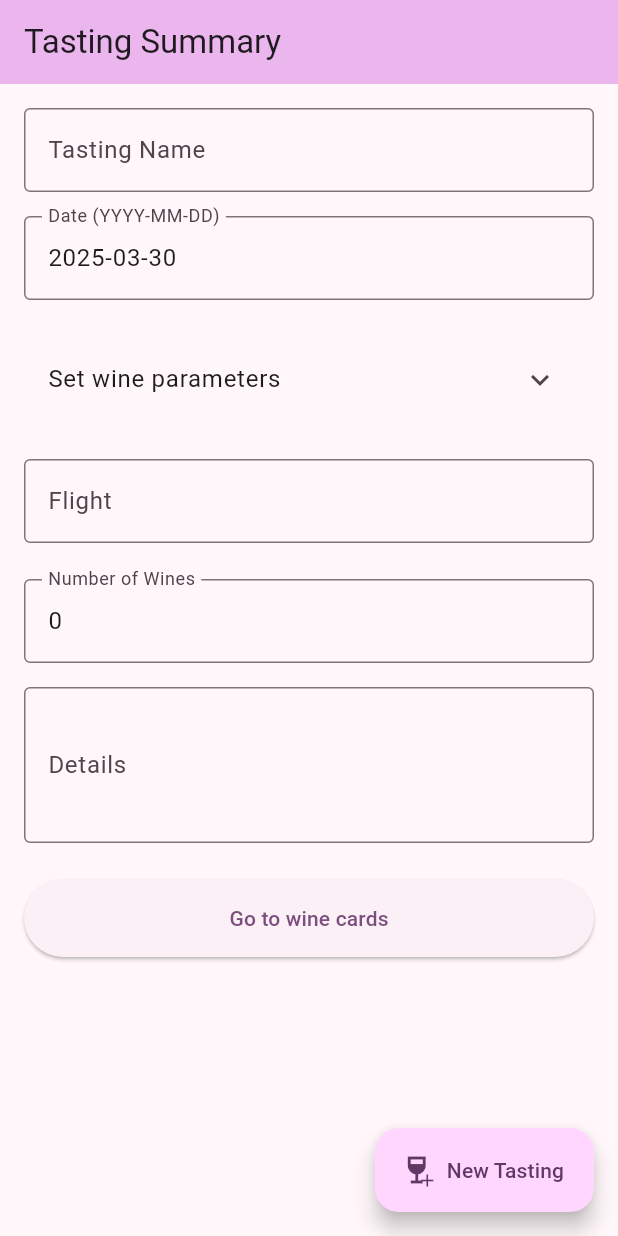
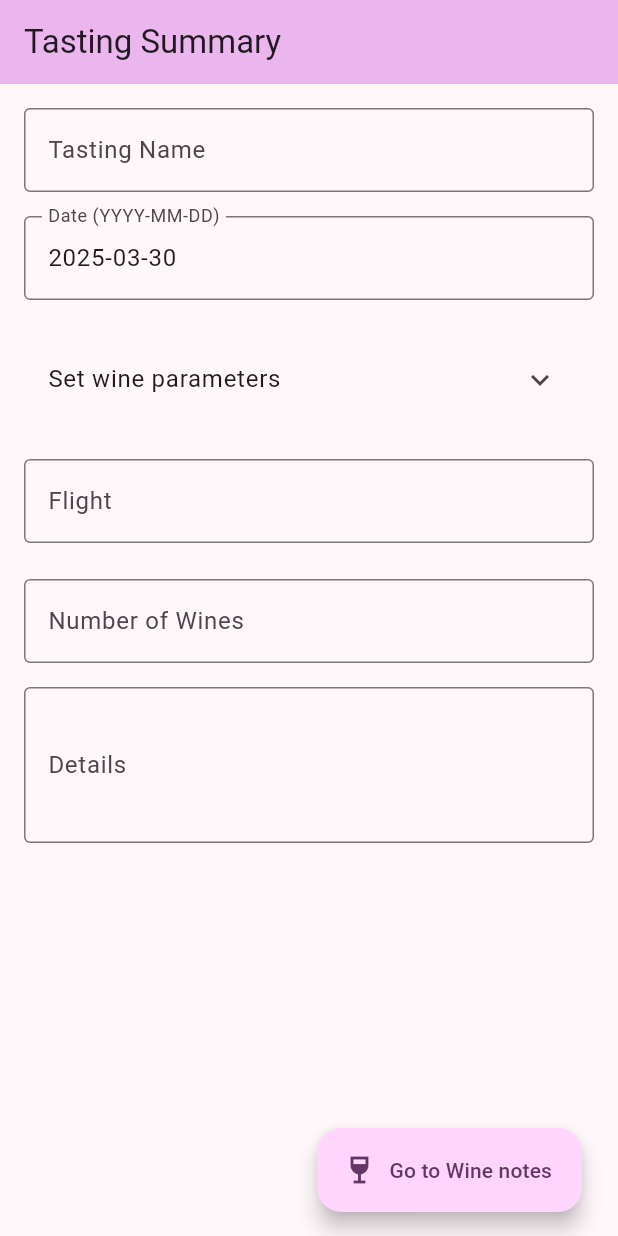
Before and after one commit to johan-axel/blindtaster, a Flutter app: the screen it shows after launch, on a phone screen of 412 x 824 dp. Run offline on Flutter 3.47's test engine with Material 3 defaults, Android fonts, the phone set to English and light mode, and no system bars; our stand-ins replace hive, hive_flutter; accounts and stored records are empty; generated files the repository leaves out were written again.

Commit message:
change to floating buttons only

```diff
--- a/lib/screens/tasting_summary.dart
+++ b/lib/screens/tasting_summary.dart
@@ -56,7 +56,7 @@ class _TastingSummaryState extends State<TastingSummary> {
       text: widget.initialTasting?.flight ?? '',
     );
     _numberOfWinesController = TextEditingController(
-      text: widget.initialTasting?.numberOfWines.toString() ?? '0',
+      text: widget.initialTasting?.numberOfWines.toString() ?? '',
     );
     _wineTypeController = TextEditingController(
       text: widget.initialTasting?.wineType ?? '',
@@ -114,7 +114,84 @@ class _TastingSummaryState extends State<TastingSummary> {
   @override
   Widget build(BuildContext context) {
     return Scaffold(
-      floatingActionButton: FloatingActionButton.extended(
+      floatingActionButton: Row(
+        mainAxisAlignment: MainAxisAlignment.end,
+        children: [
+          Padding(
+            padding: const EdgeInsets.only(right: 8.0),
+            child: FloatingActionButton.extended(
+              heroTag: 'goToWines',
+              onPressed: () async {
+                if (_formKey.currentState!.validate()) {
+                  try {
+                    int numberOfWines = int.tryParse(_numberOfWinesController.text) ?? 0;
+
+                    // Create a list of numbered wines with default parameters
+                    final wines = List<Wine>.generate(
+                      numberOfWines,
+                      (index) => Wine(
+                        wineNumber: index + 1,
+                        wineType: _wineTypeController.text.isEmpty ? null : _wineTypeController.text,
+                        grapes: _grapesController.text.isEmpty ? null : _grapesController.text,
+                        country: _countryController.text.isEmpty ? null : _countryController.text,
+                        region: _regionController.text.isEmpty ? null : _regionController.text,
+                        producer: _producerController.text.isEmpty ? null : _producerController.text,
+                        year: _yearController.text.isEmpty ? null : _yearController.text,
+                      ),
+                    );
+
+                    final tasting = Tasting(
+                      name: _nameController.text,
+                      id: _selectedTasting?.id ?? _savedTastings.length + 1,
+                      date: _dateController.text,
+                      details: _detailsController.text,
+                      flight: _flightController.text,
+                      numberOfWines: numberOfWines,
+                      wineType: _wineTypeController.text.isEmpty ? null : _wineTypeController.text,
+                      grapes: _grapesController.text.isEmpty ? null : _grapesController.text,
+                      country: _countryController.text.isEmpty ? null : _countryController.text,
+                      region: _regionController.text.isEmpty ? null : _regionController.text,
+                      producer: _producerController.text.isEmpty ? null : _producerController.text,
+                      year: _yearController.text.isEmpty ? null : _yearController.text,
+                      wines: _selectedTasting?.wines ?? wines, // Use existing wines or create new ones
+                      isRevealed: _selectedTasting?.isRevealed ?? false,
+                    );
+
+                    // Ensure we have the correct number of wines
+                    if (tasting.wines.length < numberOfWines) {
+                      // Add more wines if needed
+                      final additionalWines = List<Wine>.generate(
+                        numberOfWines - tasting.wines.length,
+                        (index) => Wine(wineNumber: tasting.wines.length + index + 1),
+                      );
+                      tasting.wines.addAll(additionalWines);
+                    }
+
+                    // Save the tasting
+                    await StorageService.saveTasting(tasting);
+                    print('Tasting saved: ${tasting.id} with ${tasting.wines.length} wines and is Revealed: ${tasting.isRevealed}');
+
+                    if (mounted) {
+                      Navigator.of(context).pushReplacement(
+                                  MaterialPageRoute(
+                                    builder: (context) => WineDeckPage(tasting: tasting, currentCard: 0),
+                                  ),
+                                );
+                    }
+                  } catch (e) {
+                    ScaffoldMessenger.of(context).showSnackBar(
+                      SnackBar(content: Text('Failed to save: $e')),
+                    );
+                  }
+                }
+              },
+              label: const Text('Go to Wine notes'),
+              icon: const Icon(Icons.wine_bar),
+            ),
+          ),
+          if (_selectedTasting != null) ...[
+            FloatingActionButton.extended(
+              heroTag: 'newTasting',
               onPressed: _clearForm,
               label: const Text('New Tasting'),
               icon: const Stack(
@@ -127,7 +204,10 @@ class _TastingSummaryState extends State<TastingSummary> {
                   ),
                 ],
               ),
-        tooltip: 'Create New Tasting',
+              tooltip: 'New Tasting',
+            ),
+          ]
+        ],
       ),
       appBar: AppBar(
         title: const Text('Tasting Summary'),
@@ -286,77 +366,6 @@ class _TastingSummaryState extends State<TastingSummary> {
                         ),
                         maxLines: 3,
                       ),
-                      const SizedBox(height: 24),
-                      ElevatedButton(
-                          onPressed: () async {
-                            if (_formKey.currentState!.validate()) {
-                              try {
-                                int numberOfWines = int.tryParse(_numberOfWinesController.text) ?? 0;
-
-                                // Create a list of numbered wines with default parameters
-                                final wines = List<Wine>.generate(
-                                  numberOfWines,
-                                  (index) => Wine(
-                                    wineNumber: index + 1,
-                                    wineType: _wineTypeController.text.isEmpty ? null : _wineTypeController.text,
-                                    grapes: _grapesController.text.isEmpty ? null : _grapesController.text,
-                                    country: _countryController.text.isEmpty ? null : _countryController.text,
-                                    region: _regionController.text.isEmpty ? null : _regionController.text,
-                                    producer: _producerController.text.isEmpty ? null : _producerController.text,
-                                    year: _yearController.text.isEmpty ? null : _yearController.text,
-                                  ),
-                                );
-
-                                final tasting = Tasting(
-                                  name: _nameController.text,
-                                  id: _selectedTasting?.id ?? _savedTastings.length + 1,
-                                  date: _dateController.text,
-                                  details: _detailsController.text,
-                                  flight: _flightController.text,
-                                  numberOfWines: numberOfWines,
-                                  wineType: _wineTypeController.text.isEmpty ? null : _wineTypeController.text,
-                                  grapes: _grapesController.text.isEmpty ? null : _grapesController.text,
-                                  country: _countryController.text.isEmpty ? null : _countryController.text,
-                                  region: _regionController.text.isEmpty ? null : _regionController.text,
-                                  producer: _producerController.text.isEmpty ? null : _producerController.text,
-                                  year: _yearController.text.isEmpty ? null : _yearController.text,
-                                  wines: _selectedTasting?.wines ?? wines, // Use existing wines or create new ones
-                                  isRevealed: _selectedTasting?.isRevealed ?? false,
-                                );
-
-                                // Ensure we have the correct number of wines
-                                if (tasting.wines.length < numberOfWines) {
-                                  // Add more wines if needed
-                                  final additionalWines = List<Wine>.generate(
-                                    numberOfWines - tasting.wines.length,
-                                    (index) => Wine(wineNumber: tasting.wines.length + index + 1),
-                                  );
-                                  tasting.wines.addAll(additionalWines);
-                                }
-
-                                // Save the tasting
-                                await StorageService.saveTasting(tasting);
-                                print('Tasting saved: ${tasting.id} with ${tasting.wines.length} wines and is Revealed: ${tasting.isRevealed}');
-
-                                if (mounted) {
-                                  Navigator.of(context).pushReplacement(
-                                    MaterialPageRoute(
-                                      builder: (context) => WineDeckPage(tasting: tasting, currentCard: 0),
-                                    ),
-                                  );
-                                }
-                              } catch (e) {
-                                ScaffoldMessenger.of(context).showSnackBar(
-                                  SnackBar(content: Text('Failed to save: $e')),
-                                );
-                              }
-                            }
-                          },
-                          child: Padding(
-                            padding: const EdgeInsets.all(16.0),
-                            child: Text('Go to wine cards'),
-                          ),
-                        ),
                       ],
                     ),
                   ),
```
Lines whose indentation alone changed are shown as unchanged.
